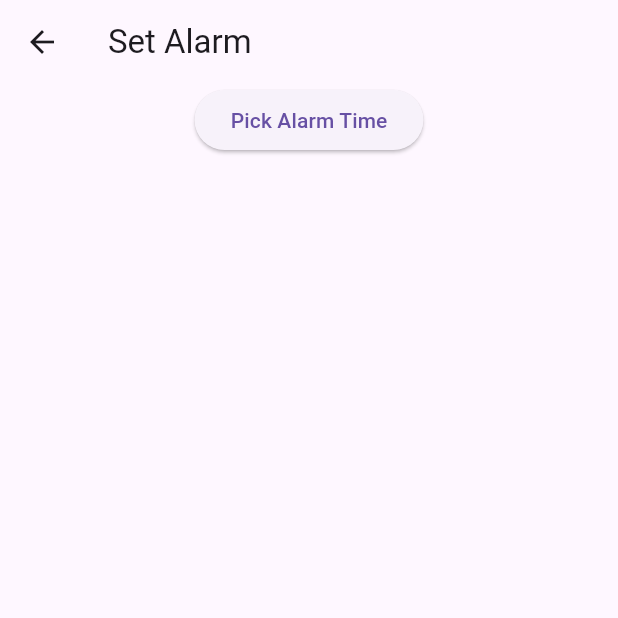
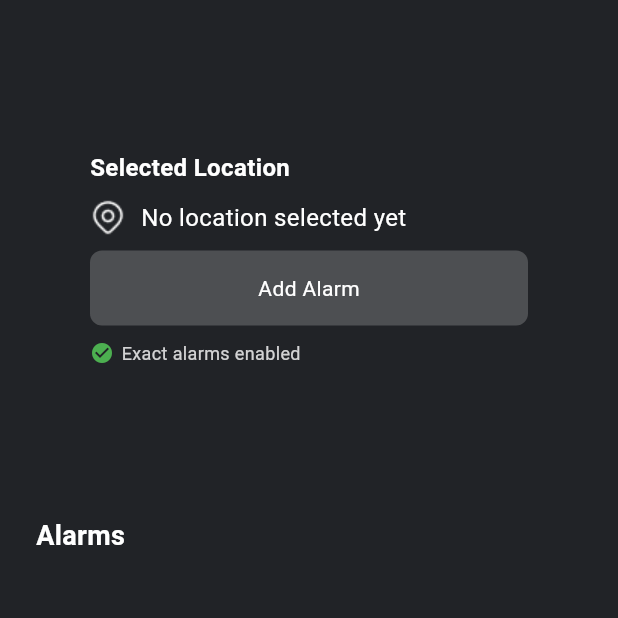
Before and after one commit to ShahedNoor/flutter_onboarding_app, a Flutter app: the screen it shows after launch, after a tap on "Next", after a tap on "Skip", after a tap on "Home", on a phone screen of 412 x 824 dp, the top half of it. Run offline on Flutter 3.47's test engine with Material 3 defaults, Android fonts, the phone set to English and light mode, and no system bars; our stand-ins replace dots_indicator, flutter_local_notifications, flutter_timezone, geocoding, geolocator, permission_handler and 1 more; missing offline and left inert: android_intent_plus.

Commit message:
Alarm permission functionalities added

```diff
--- /dev/null
+++ b/lib/common_widgets/alarm_list.dart
@@ -0,0 +1,32 @@
+import 'package:flutter/material.dart';
+import '../../constants/colors.dart';
+
+class AlarmList extends StatelessWidget {
+  final List<DateTime> alarms;
+  const AlarmList({super.key, required this.alarms});
+
+  @override
+  Widget build(BuildContext context) {
+    if (alarms.isEmpty) {
+      return const Center(
+        child: Text(
+          "No alarms set yet",
+          style: TextStyle(color: AppColors.onPrimary),
+        ),
+      );
+    }
+
+    return ListView.builder(
+      itemCount: alarms.length,
+      itemBuilder: (context, index) {
+        final alarm = alarms[index];
+        return ListTile(
+          title: Text(
+            "Alarm at ${alarm.hour.toString().padLeft(2, '0')}:${alarm.minute.toString().padLeft(2, '0')}",
+            style: const TextStyle(color: AppColors.onPrimary),
+          ),
+        );
+      },
+    );
+  }
+}
--- a/lib/common_widgets/my_button.dart
+++ b/lib/common_widgets/my_button.dart
@@ -1,5 +1,5 @@
 import 'package:flutter/material.dart';
-import 'package:flutter_onboarding_app/colors/colors.dart';
+import 'package:flutter_onboarding_app/constants/colors.dart';
 
 class MyButton extends StatelessWidget {
   final String buttonText;
--- a/lib/features/alarm/alarm_page.dart
+++ /dev/null
@@ -1,99 +0,0 @@
-import 'package:flutter/material.dart';
-import 'package:flutter_local_notifications/flutter_local_notifications.dart';
-import 'package:timezone/data/latest.dart' as tz;
-import 'package:timezone/timezone.dart' as tz;
-
-class AlarmPage extends StatefulWidget {
-  const AlarmPage({super.key});
-
-  @override
-  State<AlarmPage> createState() => _AlarmPageState();
-}
-
-class _AlarmPageState extends State<AlarmPage> {
-  final FlutterLocalNotificationsPlugin _notifications = FlutterLocalNotificationsPlugin();
-  final List<DateTime> _alarms = [];
-
-  @override
-  void initState() {
-    super.initState();
-    tz.initializeTimeZones(); // Initialize timezone database
-    _initNotifications();
-  }
-
-  Future<void> _initNotifications() async {
-    const AndroidInitializationSettings androidSettings = AndroidInitializationSettings('@mipmap/ic_launcher');
-    const InitializationSettings settings = InitializationSettings(android: androidSettings);
-    await _notifications.initialize(settings);
-  }
-
-  Future<void> _scheduleAlarm(DateTime dateTime) async {
-  // ensure scheduled time is in the future (if not, schedule for next day)
-  final now = DateTime.now();
-  final DateTime scheduled = dateTime.isAfter(now)
-      ? dateTime
-      : dateTime.add(const Duration(days: 1));
-
-  // Convert to TZDateTime (timezone-aware)
-  final tz.TZDateTime tzScheduled = tz.TZDateTime.from(scheduled, tz.local);
-
-  // Notification configuration
-  final androidDetails = AndroidNotificationDetails(
-    'alarm_channel',
-    'Alarms',
-    channelDescription: 'Alarm notifications',
-    importance: Importance.max,
-    priority: Priority.high,
-  );
-
-  final platformDetails = NotificationDetails(android: androidDetails);
-
-  // NOTE: remove androidAllowWhileIdle and uiLocalNotificationDateInterpretation
-  await _notifications.zonedSchedule(
-    // unique id for this notification
-    scheduled.millisecondsSinceEpoch ~/ 1000,
-    "Alarm",
-    "It's time!",
-    tzScheduled,
-    platformDetails,
-    // required now: AndroidScheduleMode
-    androidScheduleMode: AndroidScheduleMode.exactAllowWhileIdle,
-    // optional: payload or matchDateTimeComponents for repeating
-    payload: null,
-  );
-
-  setState(() => _alarms.add(scheduled));
-}
-
-  Future<void> _pickTime() async {
-    final TimeOfDay? time = await showTimePicker(context: context, initialTime: TimeOfDay.now());
-    if (time != null) {
-      final now = DateTime.now();
-      final scheduled = DateTime(now.year, now.month, now.day, time.hour, time.minute);
-      _scheduleAlarm(scheduled);
-    }
-  }
-
-  @override
-  Widget build(BuildContext context) {
-    return Scaffold(
-      appBar: AppBar(title: const Text("Set Alarm")),
-      body: Column(
-        children: [
-          ElevatedButton(onPressed: _pickTime, child: const Text("Pick Alarm Time")),
-          Expanded(
-            child: ListView.builder(
-              itemCount: _alarms.length,
-              itemBuilder: (context, index) {
-                final alarm = _alarms[index];
-                return ListTile(
-                  title: Text("Alarm at ${alarm.hour}:${alarm.minute}"),
-                );
-              },
-            ),
-          )
-        ],
-      ),
-    );
-  }
-}
--- /dev/null
+++ b/lib/features/alarm/pages/alarm_page.dart
@@ -0,0 +1,338 @@
+import 'dart:io';
+import 'package:flutter/material.dart';
+import 'package:flutter_local_notifications/flutter_local_notifications.dart';
+import 'package:flutter_onboarding_app/constants/colors.dart';
+import 'package:flutter_onboarding_app/common_widgets/my_button.dart';
+import 'package:timezone/data/latest.dart' as tz;
+import 'package:timezone/timezone.dart' as tz;
+import 'package:provider/provider.dart';
+import 'package:android_intent_plus/android_intent.dart';
+import 'package:permission_handler/permission_handler.dart';
+
+import '../providers/alarm_provider.dart';
+import '../../location/providers/location_provider.dart';
+
+class AlarmPage extends StatefulWidget {
+  const AlarmPage({super.key});
+
+  @override
+  State<AlarmPage> createState() => _AlarmPageState();
+}
+
+class _AlarmPageState extends State<AlarmPage> {
+  final FlutterLocalNotificationsPlugin _notifications =
+      FlutterLocalNotificationsPlugin();
+
+  // Add this to track permission state
+  bool _hasExactAlarmPermission = false;
+
+  @override
+  void initState() {
+    super.initState();
+    tz.initializeTimeZones();
+    _initNotifications();
+    _checkExactAlarmPermission(); // Check permission on init
+  }
+
+  Future<void> _initNotifications() async {
+    const androidSettings = AndroidInitializationSettings(
+      '@mipmap/ic_launcher',
+    );
+    const settings = InitializationSettings(android: androidSettings);
+    await _notifications.initialize(settings);
+  }
+
+  // Check if exact alarm permission is already granted
+  Future<void> _checkExactAlarmPermission() async {
+    if (Platform.isAndroid) {
+      try {
+        // For Android 12+ (API 31+), check if exact alarm permission is granted
+        final permission = await Permission.scheduleExactAlarm.status;
+        setState(() {
+          _hasExactAlarmPermission = permission.isGranted;
+        });
+      } catch (e) {
+        // If permission_handler doesn't work, assume permission is needed
+        // You can also use platform channels or other methods to check
+        setState(() {
+          _hasExactAlarmPermission = false;
+        });
+      }
+    } else {
+      // For non-Android platforms, assume permission is granted
+      setState(() {
+        _hasExactAlarmPermission = true;
+      });
+    }
+  }
+
+  // Request exact alarm permission (Android 12+)
+  Future<bool> _requestExactAlarmPermission() async {
+    if (Platform.isAndroid && !_hasExactAlarmPermission) {
+      try {
+        final permission = await Permission.scheduleExactAlarm.request();
+        if (permission.isDenied) {
+          // If still denied, redirect to settings
+          final intent = AndroidIntent(
+            action: 'android.settings.REQUEST_SCHEDULE_EXACT_ALARM',
+          );
+          await intent.launch();
+
+          // Show a dialog to inform the user
+          if (mounted) {
+            _showPermissionDialog();
+          }
+          return false;
+        } else if (permission.isGranted) {
+          setState(() {
+            _hasExactAlarmPermission = true;
+          });
+          return true;
+        }
+      } catch (e) {
+        // Fallback: redirect to settings
+        final intent = AndroidIntent(
+          action: 'android.settings.REQUEST_SCHEDULE_EXACT_ALARM',
+        );
+        await intent.launch();
+
+        if (mounted) {
+          _showPermissionDialog();
+        }
+        return false;
+      }
+    }
+    return _hasExactAlarmPermission;
+  }
+
+  void _showPermissionDialog() {
+    showDialog(
+      context: context,
+      builder: (BuildContext context) {
+        return AlertDialog(
+          title: const Text('Permission Required'),
+          content: const Text(
+            'To set exact alarms, please grant the "Alarms & reminders" permission in Settings, then return to the app.',
+          ),
+          actions: [
+            TextButton(
+              onPressed: () {
+                Navigator.of(context).pop();
+                // Re-check permission when user returns
+                Future.delayed(const Duration(milliseconds: 500), () {
+                  _checkExactAlarmPermission();
+                });
+              },
+              child: const Text('OK'),
+            ),
+          ],
+        );
+      },
+    );
+  }
+
+  Future<void> _scheduleAlarm(DateTime dateTime) async {
+    final now = DateTime.now();
+    final scheduled = dateTime.isAfter(now)
+        ? dateTime
+        : dateTime.add(const Duration(days: 1));
+    final tzScheduled = tz.TZDateTime.from(scheduled, tz.local);
+
+    final androidDetails = AndroidNotificationDetails(
+      'alarm_channel',
+      'Alarms',
+      channelDescription: 'Alarm notifications',
+      importance: Importance.max,
+      priority: Priority.high,
+      fullScreenIntent: true, // This helps make it more alarm-like
+      category: AndroidNotificationCategory.alarm,
+    );
+
+    final platformDetails = NotificationDetails(android: androidDetails);
+
+    try {
+      await _notifications.zonedSchedule(
+        scheduled.millisecondsSinceEpoch ~/ 1000,
+        "Alarm",
+        "Your alarm is ringing!",
+        tzScheduled,
+        platformDetails,
+        androidScheduleMode: _hasExactAlarmPermission
+            ? AndroidScheduleMode.exactAllowWhileIdle
+            : AndroidScheduleMode.inexact,
+      );
+
+      // Save alarm to provider
+      final alarmProvider = Provider.of<AlarmProvider>(context, listen: false);
+      alarmProvider.addAlarm(scheduled);
+
+      // Show success message
+      if (mounted) {
+        ScaffoldMessenger.of(context).showSnackBar(
+          SnackBar(
+            content: Text(
+              'Alarm set for ${scheduled.hour.toString().padLeft(2, '0')}:${scheduled.minute.toString().padLeft(2, '0')}',
+            ),
+            backgroundColor: Colors.green,
+          ),
+        );
+      }
+    } catch (e) {
+      // Show error message
+      if (mounted) {
+        ScaffoldMessenger.of(context).showSnackBar(
+          SnackBar(
+            content: Text('Failed to set alarm: $e'),
+            backgroundColor: Colors.red,
+          ),
+        );
+      }
+    }
+  }
+
+  Future<void> _pickTime() async {
+    // Check permission first, request only if needed
+    final hasPermission = await _requestExactAlarmPermission();
+
+    if (!hasPermission) {
+      // Permission not granted, don't proceed with time picker
+      return;
+    }
+
+    // Now show the time picker
+    final time = await showTimePicker(
+      context: context,
+      initialTime: TimeOfDay.now(),
+    );
+
+    if (time != null) {
+      final now = DateTime.now();
+      final scheduled = DateTime(
+        now.year,
+        now.month,
+        now.day,
+        time.hour,
+        time.minute,
+      );
+      await _scheduleAlarm(scheduled);
+    }
+  }
+
+  @override
+  Widget build(BuildContext context) {
+    final locationProvider = Provider.of<LocationProvider>(context);
+    final alarmProvider = Provider.of<AlarmProvider>(context);
+
+    return Scaffold(
+      backgroundColor: AppColors.primaryColor,
+      body: Column(
+        crossAxisAlignment: CrossAxisAlignment.start,
+        children: [
+          Padding(
+            padding: const EdgeInsets.symmetric(horizontal: 60, vertical: 100),
+            child: Column(
+              crossAxisAlignment: CrossAxisAlignment.start,
+              children: [
+                Text(
+                  "Selected Location",
+                  style: TextStyle(
+                    fontSize: 16,
+                    color: AppColors.onPrimary,
+                    fontWeight: FontWeight.bold,
+                  ),
+                ),
+                const SizedBox(height: 10),
+                Row(
+                  children: [
+                    Image.asset(
+                      "assets/images/alarm_page_images/location_icon.png",
+                    ),
+                    const SizedBox(width: 10),
+                    Flexible(
+                      child: Text(
+                        locationProvider.location,
+                        style: TextStyle(
+                          color: AppColors.onPrimary,
+                          fontSize: 16,
+                        ),
+                      ),
+                    ),
+                  ],
+                ),
+                const SizedBox(height: 10),
+                MyButton(
+                  onTap: _pickTime,
+                  buttonText: "Add Alarm",
+                  buttonBackgroundColor: AppColors.onPrimary.withOpacity(0.2),
+                ),
+                // Optional: Show permission status
+                if (Platform.isAndroid)
+                  Padding(
+                    padding: const EdgeInsets.only(top: 10),
+                    child: Row(
+                      children: [
+                        Icon(
+                          _hasExactAlarmPermission
+                              ? Icons.check_circle
+                              : Icons.warning,
+                          color: _hasExactAlarmPermission
+                              ? Colors.green
+                              : Colors.orange,
+                          size: 16,
+                        ),
+                        const SizedBox(width: 5),
+                        Text(
+                          _hasExactAlarmPermission
+                              ? 'Exact alarms enabled'
+                              : 'Exact alarms disabled',
+                          style: TextStyle(
+                            color: AppColors.onPrimary.withOpacity(0.8),
+                            fontSize: 12,
+                          ),
+                        ),
+                      ],
+                    ),
+                  ),
+              ],
+            ),
+          ),
+          Padding(
+            padding: const EdgeInsets.symmetric(horizontal: 24.0),
+            child: Text(
+              "Alarms",
+              style: TextStyle(
+                color: AppColors.onPrimary,
+                fontSize: 18,
+                fontWeight: FontWeight.bold,
+              ),
+            ),
+          ),
+          Expanded(
+            child: ListView.builder(
+              itemCount: alarmProvider.alarms.length,
+              itemBuilder: (context, index) {
+                final alarm = alarmProvider.alarms[index];
+                return ListTile(
+                  title: Text(
+                    "Alarm at ${alarm.hour.toString().padLeft(2, '0')}:${alarm.minute.toString().padLeft(2, '0')}",
+                    style: TextStyle(color: AppColors.onPrimary),
+                  ),
+                  trailing: IconButton(
+                    icon: Icon(Icons.delete, color: AppColors.onPrimary),
+                    onPressed: () {
+                      alarmProvider.removeAlarm(alarm);
+                      // Also cancel the notification
+                      _notifications.cancel(
+                        alarm.millisecondsSinceEpoch ~/ 1000,
+                      );
+                    },
+                  ),
+                );
+              },
+            ),
+          ),
+        ],
+      ),
+    );
+  }
+}
--- /dev/null
+++ b/lib/features/alarm/providers/alarm_provider.dart
@@ -0,0 +1,17 @@
+import 'package:flutter/material.dart';
+
+class AlarmProvider extends ChangeNotifier {
+  final List<DateTime> _alarms = [];
+
+  List<DateTime> get alarms => _alarms;
+
+  void addAlarm(DateTime alarm) {
+    _alarms.add(alarm);
+    notifyListeners();
+  }
+
+  void removeAlarm(DateTime alarm) {
+    _alarms.remove(alarm);
+    notifyListeners();
+  }
+}
--- a/lib/features/location/location_data.dart
+++ b/lib/features/location/data/location_data.dart
@@ -1,4 +1,4 @@
-import 'location_model.dart';
+import '../models/location_model.dart';
 
 final List<LocationModel> locationData = [
   LocationModel(
--- a/lib/features/location/location_page.dart
+++ b/lib/features/location/pages/location_page.dart
@@ -1,58 +1,18 @@
 import 'package:flutter/material.dart';
-import 'package:flutter_onboarding_app/colors/colors.dart';
-import 'package:flutter_onboarding_app/common_widgets/my_button.dart';
-import 'package:flutter_onboarding_app/features/location/location_data.dart';
-import 'package:geolocator/geolocator.dart';
+import 'package:provider/provider.dart';
+import '../../../common_widgets/my_button.dart';
+import '../../../constants/colors.dart';
+import '../data/location_data.dart';
+import '../providers/location_provider.dart';
 
-class LocationPage extends StatefulWidget {
+class LocationPage extends StatelessWidget {
   const LocationPage({super.key});
-
-  @override
-  State<LocationPage> createState() => _LocationPageState();
-}
-
-class _LocationPageState extends State<LocationPage> {
-  String _location = "No location selected yet";
-
-  Future<void> _getLocation() async {
-    bool serviceEnabled;
-    LocationPermission permission;
-
-    // Check if location service is enabled
-    serviceEnabled = await Geolocator.isLocationServiceEnabled();
-    if (!serviceEnabled) {
-      setState(() => _location = "Location services are disabled.");
-      return;
-    }
-
-    // Check permission
-    permission = await Geolocator.checkPermission();
-    if (permission == LocationPermission.denied) {
-      permission = await Geolocator.requestPermission();
-      if (permission == LocationPermission.denied) {
-        setState(() => _location = "Permission denied");
-        return;
-      }
-    }
-
-    if (permission == LocationPermission.deniedForever) {
-      setState(
-        () => _location =
-            "Permission permanently denied. Please enable from settings.",
-      );
-      return;
-    }
-
-    // Get current position
-    final pos = await Geolocator.getCurrentPosition();
-    setState(() {
-      _location = "Selected Location: ${pos.latitude}, ${pos.longitude}";
-    });
-  }
 
   @override
   Widget build(BuildContext context) {
     final data = locationData[0];
+    final locationProvider = Provider.of<LocationProvider>(context);
+
     return Scaffold(
       backgroundColor: AppColors.primaryColor,
       body: Center(
@@ -73,12 +33,28 @@ class _LocationPageState extends State<LocationPage> {
               const SizedBox(height: 30),
               Image.asset(data.image),
               const SizedBox(height: 30),
-              Text(_location, style: TextStyle(color: AppColors.onPrimary)),
+
+              // Loader or Location text
+              locationProvider.isLoading
+                  ? const CircularProgressIndicator(color: Colors.white)
+                  : Text(
+                      locationProvider.location,
+                      style: TextStyle(color: AppColors.onPrimary),
+                      textAlign: TextAlign.center,
+                    ),
+
               const SizedBox(height: 30),
 
               // Use Current Location Button
               GestureDetector(
-                onTap: _getLocation, // 🔑 moved here
+                onTap: () async {
+                  await locationProvider.fetchLocation();
+                  if (context.mounted &&
+                      !locationProvider.isLoading &&
+                      locationProvider.location.isNotEmpty) {
+                    Navigator.pushNamed(context, "/alarm");
+                  }
+                },
                 child: Container(
                   height: 50,
                   decoration: BoxDecoration(
@@ -106,6 +82,7 @@ class _LocationPageState extends State<LocationPage> {
               ),
 
               const SizedBox(height: 10),
+
               MyButton(
                 onTap: () => Navigator.pushNamed(context, "/alarm"),
                 buttonText: "Home",
--- /dev/null
+++ b/lib/features/location/providers/location_provider.dart
@@ -0,0 +1,35 @@
+import 'package:flutter/material.dart';
+import '../../../networks/location_service.dart';
+
+class LocationProvider extends ChangeNotifier {
+  final LocationService _service = LocationService();
+
+  String _location = "No location selected yet";
+  bool _isLoading = false;
+
+  String get location => _location;
+  bool get isLoading => _isLoading;
+
+  Future<void> fetchLocation() async {
+    _isLoading = true;
+    notifyListeners();
+
+    final pos = await _service.getCurrentPosition();
+    if (pos == null) {
+      _location = "Unable to get location. Please enable location services.";
+      _isLoading = false;
+      notifyListeners();
+      return;
+    }
+
+    final address = await _service.getAddressFromPosition(pos);
+    if (address != null) {
+      _location = address;
+    } else {
+      _location = "Lat: ${pos.latitude}, Lng: ${pos.longitude}";
+    }
+
+    _isLoading = false;
+    notifyListeners();
+  }
+}
--- a/lib/features/onboarding/onboarding_page.dart
+++ b/lib/features/onboarding/onboarding_page.dart
@@ -1,6 +1,6 @@
 import 'package:dots_indicator/dots_indicator.dart';
 import 'package:flutter/material.dart';
-import 'package:flutter_onboarding_app/colors/colors.dart';
+import 'package:flutter_onboarding_app/constants/colors.dart';
 import 'package:flutter_onboarding_app/common_widgets/my_button.dart';
 import 'onboarding_data.dart';
 
--- a/lib/main.dart
+++ b/lib/main.dart
@@ -2,20 +2,31 @@ import 'package:flutter/material.dart';
 import 'package:flutter_timezone/flutter_timezone.dart';
 import 'package:timezone/data/latest.dart' as tz;
 import 'package:timezone/timezone.dart' as tz;
+import 'package:provider/provider.dart';
 
 import 'features/onboarding/onboarding_page.dart';
-import 'features/location/location_page.dart';
-import 'features/alarm/alarm_page.dart';
+import 'features/location/pages/location_page.dart';
+import 'features/location/providers/location_provider.dart';
+import 'features/alarm/pages/alarm_page.dart';
+import 'features/alarm/providers/alarm_provider.dart';
 
 void main() async {
   WidgetsFlutterBinding.ensureInitialized();
 
-  // timezone setup - required for correct zonedSchedule behavior
+  // timezone setup
   tz.initializeTimeZones();
   final String tzName = await FlutterTimezone.getLocalTimezone();
   tz.setLocalLocation(tz.getLocation(tzName));
 
-  runApp(const MyApp());
+  runApp(
+    MultiProvider(
+      providers: [
+        ChangeNotifierProvider(create: (_) => LocationProvider()),
+        ChangeNotifierProvider(create: (_) => AlarmProvider()),
+      ],
+      child: const MyApp(),
+    ),
+  );
 }
 
 class MyApp extends StatelessWidget {
--- a/pubspec.yaml
+++ b/pubspec.yaml
@@ -34,11 +34,15 @@ dependencies:
   # The following adds the Cupertino Icons font to your application.
   # Use with the CupertinoIcons class for iOS style icons.
   cupertino_icons: ^1.0.8
+  provider: ^6.1.5+1
   geolocator: ^14.0.2
   flutter_local_notifications: ^19.4.1
   timezone: ^0.10.1
   dots_indicator: ^4.0.1
   flutter_timezone: ^4.1.1
+  geocoding: ^4.0.0
+  android_intent_plus: ^5.3.1
+  permission_handler: ^12.0.1
 
 
 dev_dependencies:
@@ -67,6 +71,7 @@ flutter:
   assets:
     - assets/images/onboarding_page_images/
     - assets/images/location_page_images/
+    - assets/images/alarm_page_images/
 
   #   - images/a_dot_ham.jpeg
 
```
Also changed, not shown: lib/networks/location_service.dart (added, +46 -0 lines), assets/images/alarm_page_images/location_icon.png (added), lib/constants/colors.dart (renamed from lib/colors/colors.dart), lib/features/location/models/location_model.dart (renamed from lib/features/location/location_model.dart), pubspec.lock, 3 other files.
